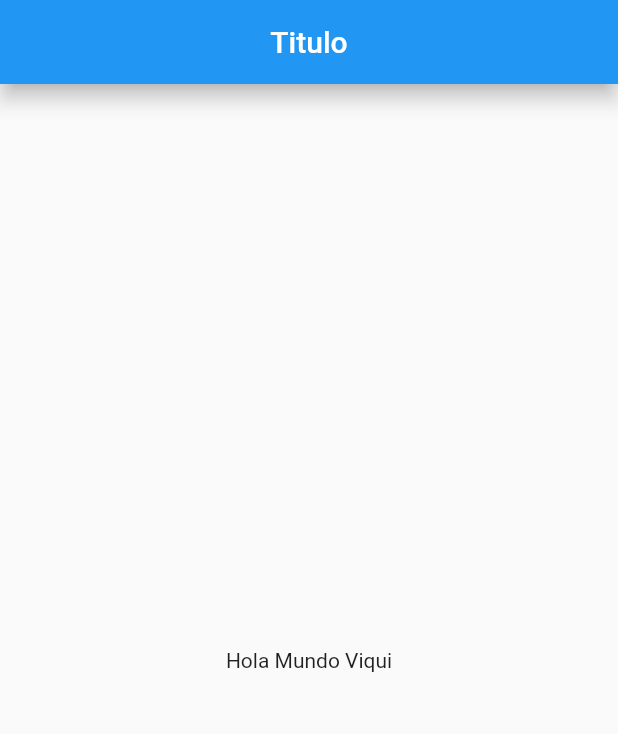
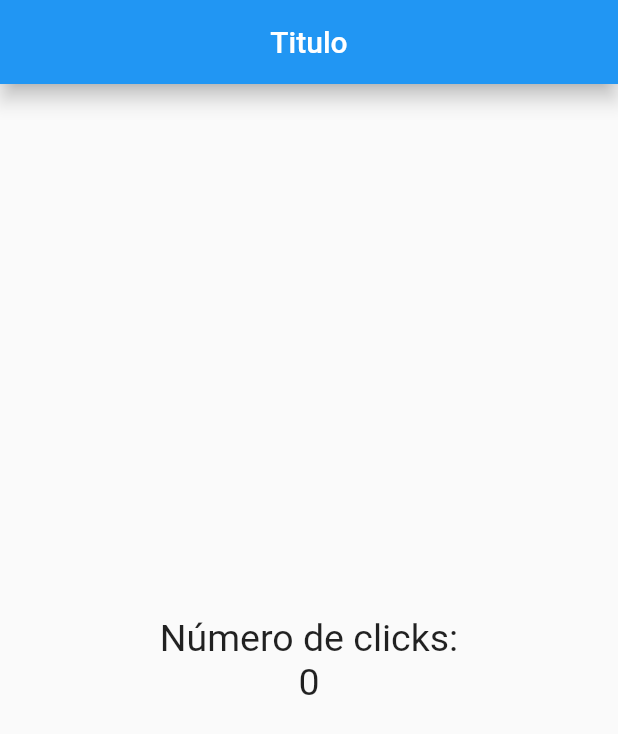
Before and after one commit to Viqui-Alaro/contadorFlutter, a Flutter app: the screen it shows after launch, on a phone screen of 412 x 824 dp. Shown: the top 734 px of the screen. Run offline on Flutter 3.47's test engine with Material 2 defaults, Android fonts, the phone set to English and light mode, and no system bars.

Commit message:
implementación de colum y manejo de child

```diff
--- a/lib/src/pages/home_page.dart
+++ b/lib/src/pages/home_page.dart
@@ -13,7 +13,13 @@ class HomePage extends StatelessWidget{
         elevation: 5.5,
       ),
       body: Center(
-        child: Text('Hola Mundo Viqui')
+        child: Column(
+          mainAxisAlignment: MainAxisAlignment.center,
+          children: <Widget>[
+            Text('Número de clicks:',style: TextStyle(fontSize: 25),),
+            Text('0',style: TextStyle(fontSize: 25),),
+          ],
+        )
       ),
     );
   }
```
